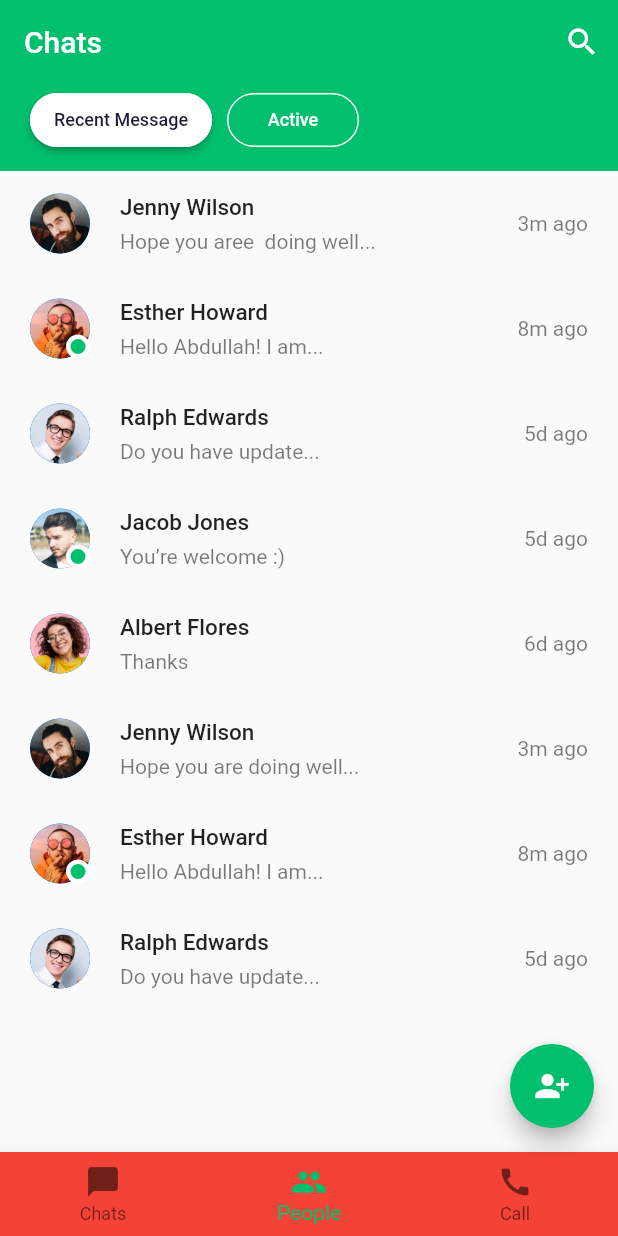
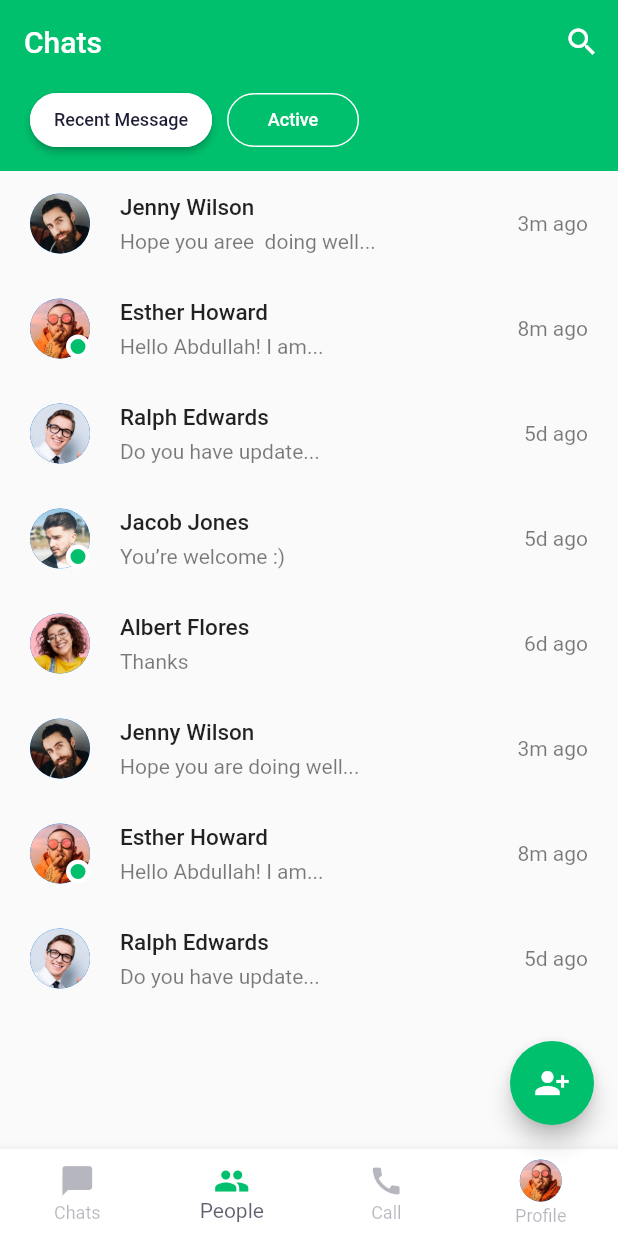
Before and after one commit to datdm/chat_messaging, a Flutter app: the ChatsScreen screen opened directly, on a phone screen of 412 x 824 dp. Run offline on Flutter 3.47's test engine with Material 2 defaults, Android fonts, the phone set to English and light mode, and no system bars.

Commit message:
Update chat screen

```diff
--- a/lib/screen/chats/chats_screen.dart
+++ b/lib/screen/chats/chats_screen.dart
@@ -27,16 +27,24 @@ class _ChatsScreenState extends State<ChatsScreen> {
           color: Colors.white,
         ),
       ),
-      bottomNavigationBar: BottomNavigationBar(
+      bottomNavigationBar: buildBottomNavigationBar()
+    );
+  }
+
+  BottomNavigationBar buildBottomNavigationBar() {
+    return BottomNavigationBar(
       type: BottomNavigationBarType.fixed,
       currentIndex: _selectedIndex,
-        fixedColor: primrayColor,
+      // fixedColor: primrayColor,
       onTap: (value) {
         setState(() {
           _selectedIndex = value;
         });
       },
-        backgroundColor: Colors.red,
+      backgroundColor: Colors.white,
+      selectedItemColor: contentColorLightTheme.withOpacity(0.7),
+      unselectedItemColor: contentColorLightTheme.withOpacity(0.32),
+      selectedIconTheme: const IconThemeData(color: primrayColor),
       items: const [
         BottomNavigationBarItem(
           icon: Icon(Icons.messenger),
@@ -49,9 +57,15 @@ class _ChatsScreenState extends State<ChatsScreen> {
         BottomNavigationBarItem(
           icon: Icon(Icons.call),
           label: "Call"
+        ),
+        BottomNavigationBarItem(
+          icon: CircleAvatar(
+            backgroundImage: AssetImage('assets/img/user_2.png'),
+            radius: 14,
+          ),
+          label: "Profile"
         )
       ],
-      )
     );
   }
 
--- a/lib/screen/chats/components/body.dart
+++ b/lib/screen/chats/components/body.dart
@@ -1,6 +1,7 @@
 import 'package:chat_messsaging/components/fill_outline_button.dart';
 import 'package:chat_messsaging/models/Chat.dart';
 import 'package:chat_messsaging/screen/chats/components/chat_card.dart';
+import 'package:chat_messsaging/screen/message/message_screen.dart';
 import 'package:chat_messsaging/shared/constants/constants.dart';
 import 'package:flutter/material.dart';
 
@@ -27,7 +28,9 @@ class Body extends StatelessWidget {
             itemCount: dataChats.length,
             itemBuilder: (BuildContext contenxt, int index) => ChatCard(
               chat: dataChats[index],
-              onPress: () {},
+              onPress: () {
+                Navigator.push(context, MaterialPageRoute(builder: (_) => const MessageScreen()));
+              },
             ),
           )
         )
```
Also changed, not shown: lib/screen/message/components/body.dart (added, +25 -0 lines), lib/screen/message/message_screen.dart (added, +70 -0 lines). Lines whose indentation alone changed are shown as unchanged.
